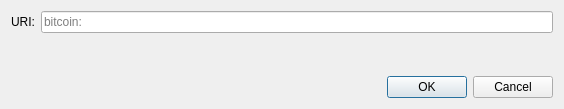
Qt form src/qt/forms/openuridialog.ui (FeatherCoin/Feathercoin) before a commit.
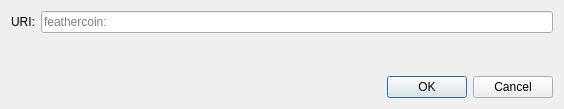
The same form after that commit. Custom widgets are drawn as their Qt base class.

Commit message: ui,rpc: rename Bitcoin user-facing strings to Feathercoin

Patch:
```diff
--- a/src/qt/forms/openuridialog.ui
+++ b/src/qt/forms/openuridialog.ui
@@ -26,7 +26,7 @@
      <item>
       <widget class="QValidatedLineEdit" name="uriEdit">
        <property name="placeholderText">
-        <string notr="true">bitcoin:</string>
+        <string notr="true">feathercoin:</string>
        </property>
       </widget>
      </item>
```
Left out of the diff: 2 changed lines with no effect on the pictures. The commit also changes 41 other files.
